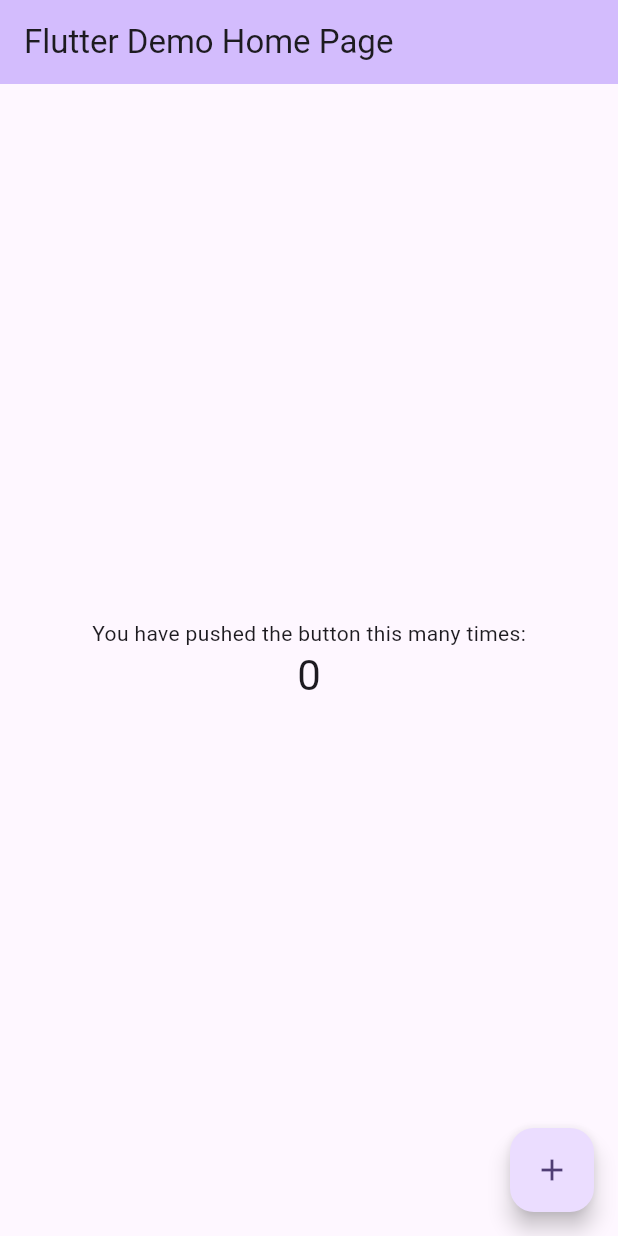
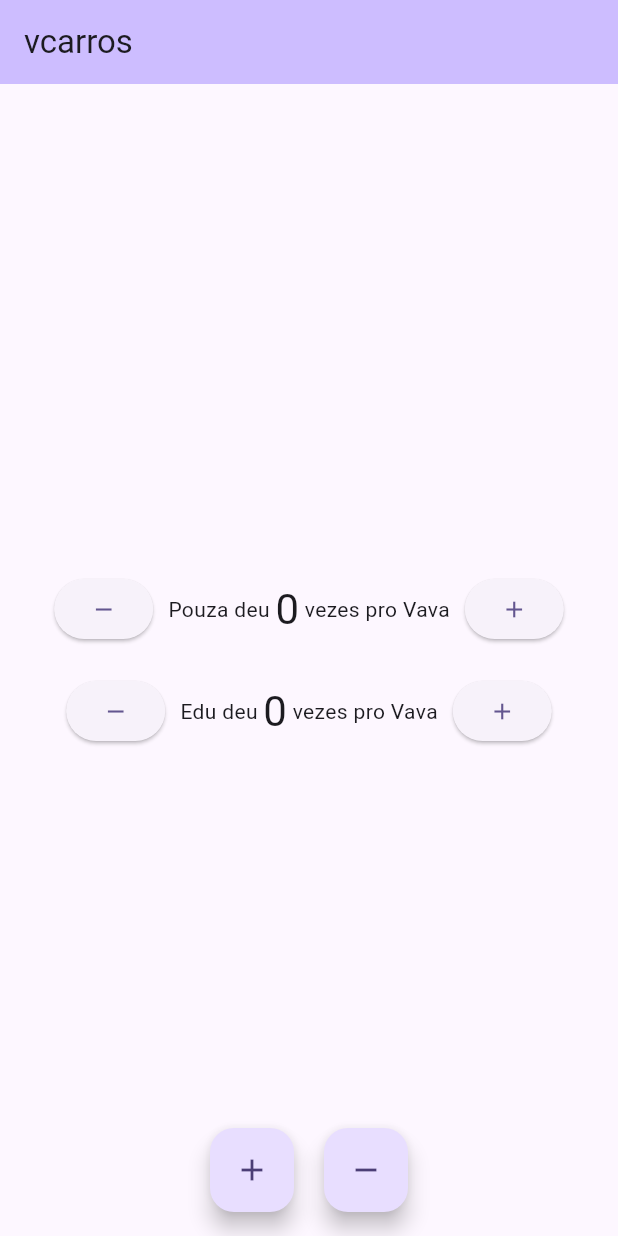
Before and after one commit to vava99j/vcarros, a Flutter app: the screen it shows after launch, on a phone screen of 412 x 824 dp. Run offline on Flutter 3.47's test engine with Material 3 defaults, Android fonts, the phone set to English and light mode, and no system bars.

Commit message:
Update main.dart

```diff
--- a/vcarros/lib/main.dart
+++ b/vcarros/lib/main.dart
@@ -28,9 +28,9 @@
         //
         // This works for code too, not just values: Most code changes can be
         // tested with just a hot reload.
-        colorScheme: ColorScheme.fromSeed(seedColor: Colors.deepPurple),
+        colorScheme: ColorScheme.fromSeed(seedColor: Colors.deepPurpleAccent),
       ),
-      home: const MyHomePage(title: 'Flutter Demo Home Page'),
+      home: const MyHomePage(title: 'vcarros'),
     );
   }
 }
@@ -54,69 +54,125 @@
 }
 
 class _MyHomePageState extends State<MyHomePage> {
-  int _counter = 0;
+  int _counterPouza = 0;
+  int _counterDu = 0;
 
   void _incrementCounter() {
     setState(() {
-      // This call to setState tells the Flutter framework that something has
-      // changed in this State, which causes it to rerun the build method below
-      // so that the display can reflect the updated values. If we changed
-      // _counter without calling setState(), then the build method would not be
-      // called again, and so nothing would appear to happen.
-      _counter++;
+      _counterPouza++;
+    });
+  }
+   void _desincrementCounter() {
+    setState(() {
+      _counterPouza--;
+    });
+  }
+
+  void _eduIncrementCounter() {
+    setState(() {
+      _counterDu++;
+    });
+  }
+ void _eduDesincrementCounter() {
+    setState(() {
+      _counterDu--;
     });
   }
 
   @override
   Widget build(BuildContext context) {
-    // This method is rerun every time setState is called, for instance as done
-    // by the _incrementCounter method above.
-    //
-    // The Flutter framework has been optimized to make rerunning build methods
-    // fast, so that you can just rebuild anything that needs updating rather
-    // than having to individually change instances of widgets.
     return Scaffold(
       appBar: AppBar(
-        // TRY THIS: Try changing the color here to a specific color (to
-        // Colors.amber, perhaps?) and trigger a hot reload to see the AppBar
-        // change color while the other colors stay the same.
         backgroundColor: Theme.of(context).colorScheme.inversePrimary,
-        // Here we take the value from the MyHomePage object that was created by
-        // the App.build method, and use it to set our appbar title.
         title: Text(widget.title),
       ),
+
       body: Center(
-        // Center is a layout widget. It takes a single child and positions it
-        // in the middle of the parent.
        child: Column(
-          // Column is also a layout widget. It takes a list of children and
-          // arranges them vertically. By default, it sizes itself to fit its
-          // children horizontally, and tries to be as tall as its parent.
-          //
-          // Column has various properties to control how it sizes itself and
-          // how it positions its children. Here we use mainAxisAlignment to
-          // center the children vertically; the main axis here is the vertical
-          // axis because Columns are vertical (the cross axis would be
-          // horizontal).
-          //
-          // TRY THIS: Invoke "debug painting" (choose the "Toggle Debug Paint"
-          // action in the IDE, or press "p" in the console), to see the
-          // wireframe for each widget.
   mainAxisAlignment: MainAxisAlignment.center,
   children: <Widget>[
-            const Text('You have pushed the button this many times:'),
+    Row(
+      mainAxisAlignment: MainAxisAlignment.center,
+      children: [
+        ElevatedButton(
+          onPressed: _desincrementCounter,
+          child: const Icon(Icons.remove),
+        ),
+        const SizedBox(width: 10),
+        const Text('Pouza deu '),
         Text(
-              '$_counter',
+          '$_counterPouza',
           style: Theme.of(context).textTheme.headlineMedium,
+        ),
+
+        const Text(' vezes pro Vava'),
+
+        const SizedBox(width: 10),
+
+        ElevatedButton(
+          onPressed: _incrementCounter,
+          child: const Icon(Icons.add),
         ),
       ],
     ),
+
+    const SizedBox(height: 20),
+
+    Row(
+      mainAxisAlignment: MainAxisAlignment.center,
+      children: [
+        ElevatedButton(
+          onPressed: _eduDesincrementCounter,
+          child: const Icon(Icons.remove),
         ),
-      floatingActionButton: FloatingActionButton(
+        const SizedBox(width: 10),
+
+        const Text('Edu deu '),
+
+        Text(
+          '$_counterDu',
+          style: Theme.of(context).textTheme.headlineMedium,
+        ),
+
+        const Text(' vezes pro Vava'),
+
+        const SizedBox(width: 10),
+
+        ElevatedButton(
+          onPressed: _eduIncrementCounter,
+          child: const Icon(Icons.add),
+        ),
+      ],
+    ),
+  ],
+
+)
+
+
+      ),
+
+      floatingActionButtonLocation: FloatingActionButtonLocation.centerFloat,
+      floatingActionButton: Row(
+  mainAxisAlignment: MainAxisAlignment.center,
+  children: [
+    FloatingActionButton(
+      heroTag: "btn1",
       onPressed: _incrementCounter,
-        tooltip: 'Increment',
       child: const Icon(Icons.add),
-      ), // This trailing comma makes auto-formatting nicer for build methods.
+    ),
+
+    const SizedBox(width: 20), // espaço entre eles
+
+    FloatingActionButton(
+      heroTag: "btn2",
+      onPressed: _desincrementCounter,
+      child: const Icon(Icons.remove),
+    ),
+  ],
+),
     );
+
   }
+
+
 }
```
Lines whose indentation alone changed are shown as unchanged.
